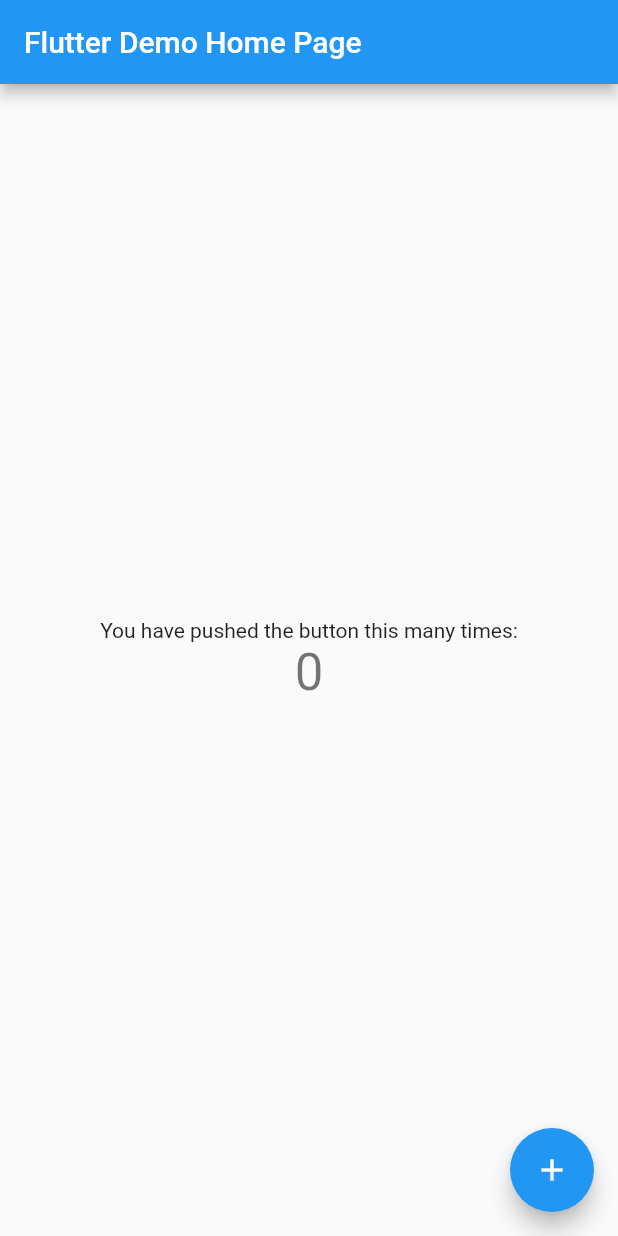
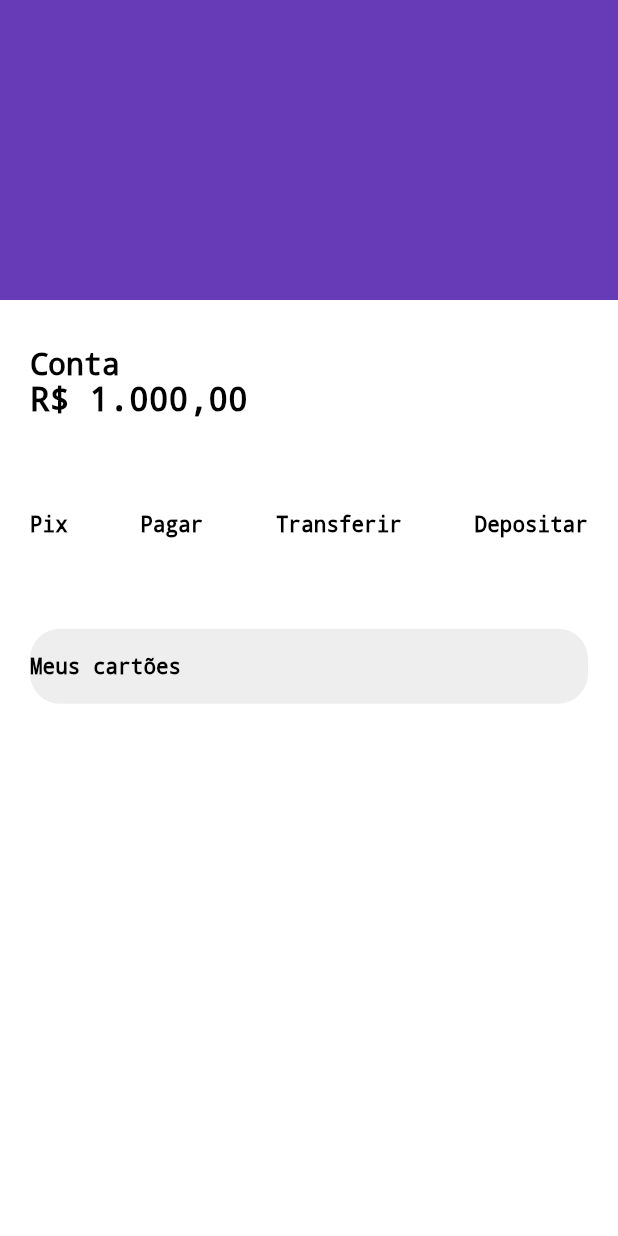
Before and after one commit to dmmaia/nubank_clone, a Flutter app: the screen it shows after launch, on a phone screen of 412 x 824 dp. Run offline on Flutter 3.47's test engine with Material 2 defaults, Android fonts, the phone set to English and light mode, and no system bars.

Commit message:
feat(): start to create home screen

```diff
--- a/lib/main.dart
+++ b/lib/main.dart
@@ -1,4 +1,5 @@
 import 'package:flutter/material.dart';
+import 'package:nubank_clone/views/home_screen.dart';
 
 void main() {
   runApp(const MyApp());
@@ -11,7 +12,7 @@ class MyApp extends StatelessWidget {
   @override
   Widget build(BuildContext context) {
     return MaterialApp(
-      title: 'Flutter Demo',
+      title: 'Nubank Clone',
       theme: ThemeData(
         // This is the theme of your application.
         //
@@ -24,92 +25,7 @@ class MyApp extends StatelessWidget {
         // is not restarted.
         primarySwatch: Colors.blue,
       ),
-      home: const MyHomePage(title: 'Flutter Demo Home Page'),
+      home: HomeScreen(),
     );
   }
 }
-
-class MyHomePage extends StatefulWidget {
-  const MyHomePage({super.key, required this.title});
-
-  // This widget is the home page of your application. It is stateful, meaning
-  // that it has a State object (defined below) that contains fields that affect
-  // how it looks.
-
-  // This class is the configuration for the state. It holds the values (in this
-  // case the title) provided by the parent (in this case the App widget) and
-  // used by the build method of the State. Fields in a Widget subclass are
-  // always marked "final".
-
-  final String title;
-
-  @override
-  State<MyHomePage> createState() => _MyHomePageState();
-}
-
-class _MyHomePageState extends State<MyHomePage> {
-  int _counter = 0;
-
-  void _incrementCounter() {
-    setState(() {
-      // This call to setState tells the Flutter framework that something has
-      // changed in this State, which causes it to rerun the build method below
-      // so that the display can reflect the updated values. If we changed
-      // _counter without calling setState(), then the build method would not be
-      // called again, and so nothing would appear to happen.
-      _counter++;
-    });
-  }
-
-  @override
-  Widget build(BuildContext context) {
-    // This method is rerun every time setState is called, for instance as done
-    // by the _incrementCounter method above.
-    //
-    // The Flutter framework has been optimized to make rerunning build methods
-    // fast, so that you can just rebuild anything that needs updating rather
-    // than having to individually change instances of widgets.
-    return Scaffold(
-      appBar: AppBar(
-        // Here we take the value from the MyHomePage object that was created by
-        // the App.build method, and use it to set our appbar title.
-        title: Text(widget.title),
-      ),
-      body: Center(
-        // Center is a layout widget. It takes a single child and positions it
-        // in the middle of the parent.
-        child: Column(
-          // Column is also a layout widget. It takes a list of children and
-          // arranges them vertically. By default, it sizes itself to fit its
-          // children horizontally, and tries to be as tall as its parent.
-          //
-          // Invoke "debug painting" (press "p" in the console, choose the
-          // "Toggle Debug Paint" action from the Flutter Inspector in Android
-          // Studio, or the "Toggle Debug Paint" command in Visual Studio Code)
-          // to see the wireframe for each widget.
-          //
-          // Column has various properties to control how it sizes itself and
-          // how it positions its children. Here we use mainAxisAlignment to
-          // center the children vertically; the main axis here is the vertical
-          // axis because Columns are vertical (the cross axis would be
-          // horizontal).
-          mainAxisAlignment: MainAxisAlignment.center,
-          children: <Widget>[
-            const Text(
-              'You have pushed the button this many times:',
-            ),
-            Text(
-              '$_counter',
-              style: Theme.of(context).textTheme.headline4,
-            ),
-          ],
-        ),
-      ),
-      floatingActionButton: FloatingActionButton(
-        onPressed: _incrementCounter,
-        tooltip: 'Increment',
-        child: const Icon(Icons.add),
-      ), // This trailing comma makes auto-formatting nicer for build methods.
-    );
-  }
-}
--- /dev/null
+++ b/lib/views/home_screen.dart
@@ -0,0 +1,114 @@
+import 'package:flutter/material.dart';
+
+class HomeScreen extends StatelessWidget {
+  const HomeScreen({super.key});
+
+  @override
+  Widget build(BuildContext context) {
+    return SingleChildScrollView(
+      child: Column(children: [
+        Container(
+          height: 200,
+          color: Colors.deepPurple,
+        ),
+        Container(
+          padding: const EdgeInsetsDirectional.fromSTEB(20, 0, 20, 0),
+          height: 300,
+          color: Colors.white,
+          child: Column(
+              crossAxisAlignment: CrossAxisAlignment.start,
+              mainAxisAlignment: MainAxisAlignment.spaceAround,
+              children: [
+                Column(
+                  crossAxisAlignment: CrossAxisAlignment.start,
+                  children: const [
+                    Text(
+                      "Conta",
+                      style: TextStyle(
+                          fontSize: 20,
+                          color: Colors.black,
+                          decoration: TextDecoration.none),
+                    ),
+                    Text(
+                      "R\$ 1.000,00",
+                      style: TextStyle(
+                          fontSize: 22,
+                          color: Colors.black,
+                          decoration: TextDecoration.none),
+                    ),
+                  ],
+                ),
+                Row(
+                  mainAxisAlignment: MainAxisAlignment.spaceBetween,
+                  children: [
+                    Column(
+                      children: const [
+                        Text(
+                          "Pix",
+                          style: TextStyle(
+                              fontSize: 14,
+                              color: Colors.black,
+                              decoration: TextDecoration.none),
+                        )
+                      ],
+                    ),
+                    Column(
+                      children: const [
+                        Text(
+                          "Pagar",
+                          style: TextStyle(
+                              fontSize: 14,
+                              color: Colors.black,
+                              decoration: TextDecoration.none),
+                        )
+                      ],
+                    ),
+                    Column(
+                      children: const [
+                        Text(
+                          "Transferir",
+                          style: TextStyle(
+                              fontSize: 14,
+                              color: Colors.black,
+                              decoration: TextDecoration.none),
+                        )
+                      ],
+                    ),
+                    Column(
+                      children: const [
+                        Text(
+                          "Depositar",
+                          style: TextStyle(
+                              fontSize: 14,
+                              color: Colors.black,
+                              decoration: TextDecoration.none),
+                        )
+                      ],
+                    )
+                  ],
+                ),
+                Container(
+                  width: 400,
+                  height: 50,
+                  decoration: BoxDecoration(
+                    borderRadius: BorderRadius.circular(20),
+                    color: Colors.grey.shade200,
+                  ),
+                  child: Row(
+                    children: const [
+                      Text(
+                        "Meus cartões",
+                        style: TextStyle(
+                            fontSize: 14,
+                            color: Colors.black,
+                            decoration: TextDecoration.none),
+                      )
+                    ],
+                  ),
+                )
+              ]),
+        )
+      ]),
+    );
+  }
+}
```
